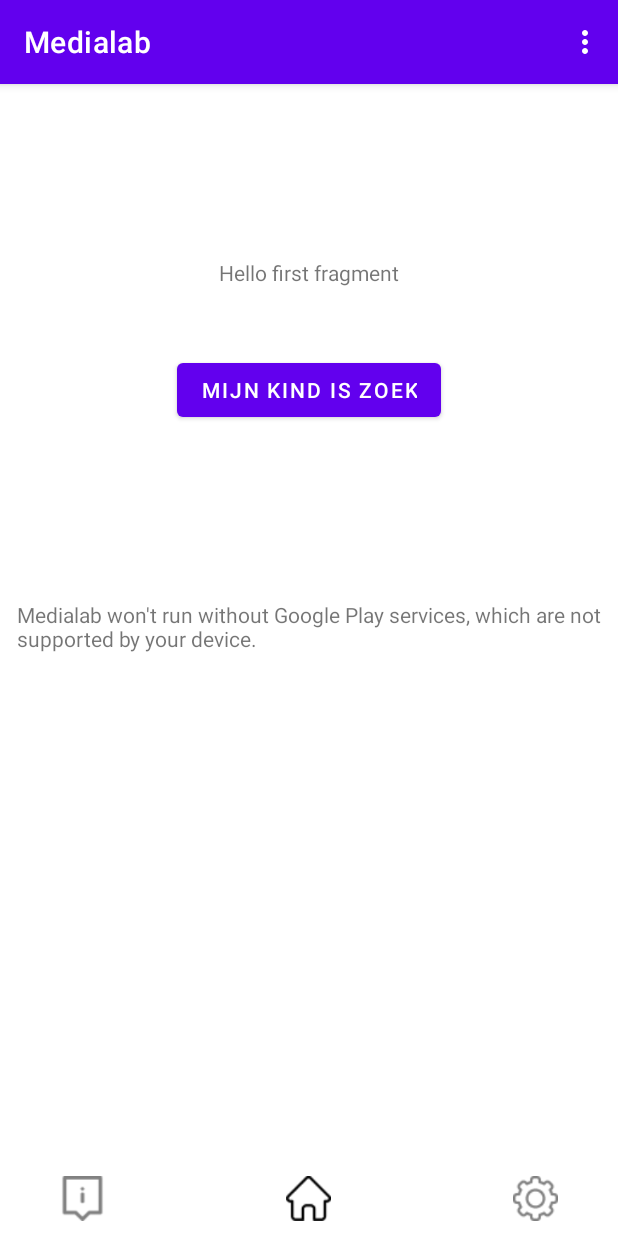
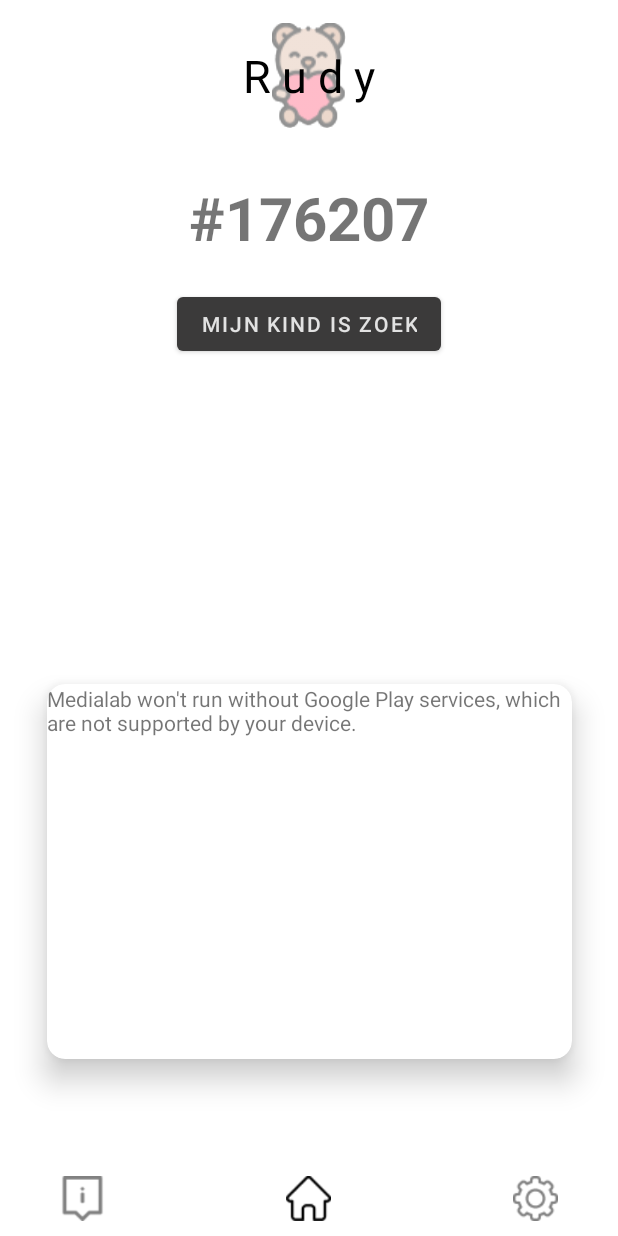
Before and after one commit to Vaannelies/medialab-app, an Android app: the screen it shows after launch (MainActivity), on a phone screen of 412 x 824 dp. Run offline under Robolectric (Android 15) with nearby library versions, the phone set to English and light mode, and no system bars.

Commit message:
map rounded corners

```diff
--- a/app/build.gradle
+++ b/app/build.gradle
@@ -42,6 +42,7 @@ dependencies {
     implementation 'com.google.android.gms:play-services-location:18.0.0'
     implementation 'com.google.android.gms:play-services-maps:17.0.0'
     implementation 'androidx.preference:preference:1.1.1'
+    implementation 'androidx.cardview:cardview:1.0.0'
     testImplementation 'junit:junit:4.+'
     androidTestImplementation 'androidx.test.ext:junit:1.1.2'
     androidTestImplementation 'androidx.test.espresso:espresso-core:3.3.0'
--- a/app/src/main/java/nl/hr/annelies/medialab/MainActivity.java
+++ b/app/src/main/java/nl/hr/annelies/medialab/MainActivity.java
@@ -65,8 +65,6 @@ public class MainActivity extends AppCompatActivity implements OnMapReadyCallbac
     protected void onCreate(Bundle savedInstanceState) {
         super.onCreate(savedInstanceState);
         setContentView(R.layout.activity_main);
-        Toolbar toolbar = findViewById(R.id.toolbar);
-        setSupportActionBar(toolbar);
 
         hotspots[0] = new Hotspot("strandwacht", new LatLng(52.11463474012185, 4.280247697237467), "hallo");
         hotspots[1] = new Hotspot("pier", new LatLng(52.11796848556339, 4.280011749484001), "pier");
--- a/app/src/main/java/nl/hr/annelies/medialab/MicActivity.java
+++ b/app/src/main/java/nl/hr/annelies/medialab/MicActivity.java
@@ -82,7 +82,7 @@ public class MicActivity extends AppCompatActivity {
 
 
 
-        int id = 3;
+        int id = 176207;
 
 
         // mic
--- a/app/src/main/java/nl/hr/annelies/medialab/RulesActivity.java
+++ b/app/src/main/java/nl/hr/annelies/medialab/RulesActivity.java
@@ -23,8 +23,6 @@ public class RulesActivity extends AppCompatActivity {
     protected void onCreate(Bundle savedInstanceState) {
         super.onCreate(savedInstanceState);
         setContentView(R.layout.activity_rules);
-        Toolbar toolbar = findViewById(R.id.toolbar);
-        setSupportActionBar(toolbar);
 
         Button homeButton = findViewById(R.id.button_2);
         Button settingsButton = findViewById(R.id.button_3);
--- a/app/src/main/res/layout/activity_main.xml
+++ b/app/src/main/res/layout/activity_main.xml
@@ -10,24 +10,7 @@
     app:layout_constraintStart_toStartOf="parent"
 
     tools:context=".MainActivity">
-
-    <com.google.android.material.appbar.AppBarLayout
-        android:layout_width="match_parent"
-        android:layout_height="wrap_content"
-        app:layout_constraintTop_toTopOf="parent"
-        android:theme="@style/Theme.Medialab.AppBarOverlay"
-        android:id="@+id/app_bar_layout">
-
-
-        <androidx.appcompat.widget.Toolbar
-            android:id="@+id/toolbar"
-            android:layout_width="match_parent"
-            android:layout_height="?attr/actionBarSize"
-            android:background="?attr/colorPrimary"
-            app:popupTheme="@style/Theme.Medialab.PopupOverlay" />
-
-    </com.google.android.material.appbar.AppBarLayout>
-
+    <include layout="@layout/header"/>
 <!--    <androidx.appcompat.widget.LinearLayoutCompat-->
 <!--        android:layout_width="match_parent"-->
 <!--        android:layout_height="match_parent">-->
@@ -36,7 +19,7 @@
     <androidx.constraintlayout.widget.ConstraintLayout
         android:id="@+id/constraintLayoutMaps"
         android:layout_width="match_parent"
-        android:layout_height="0dp"
+        android:layout_height="match_parent"
         app:layout_constraintBottom_toTopOf="@id/bottom_coordinator"
         app:layout_constraintEnd_toEndOf="parent"
         app:layout_constraintStart_toStartOf="parent"
@@ -52,16 +35,29 @@
 
             />
 
-        <include
-            android:id="@+id/fragment_maps"
-            layout="@layout/fragment_maps"
-            android:layout_width="390dp"
-            android:layout_height="302dp"
+
+
+        <androidx.cardview.widget.CardView
             app:layout_constraintBottom_toBottomOf="parent"
             app:layout_constraintEnd_toEndOf="parent"
             app:layout_constraintStart_toStartOf="parent"
-            app:layout_constraintTop_toBottomOf="@+id/content_main" />
+            app:layout_constraintTop_toBottomOf="@+id/content_main"
+            android:layout_width="350dp"
+            android:layout_height="250dp"
+            android:layout_gravity="center_horizontal|center_vertical"
+            android:layout_marginLeft="10dp"
+            android:layout_marginRight="10dp"
+            android:layout_marginTop="20dp"
+            android:id="@+id/fragment_maps"
+            app:cardCornerRadius="12dp"
+            app:cardElevation="12dp">
 
+            <include
+                layout="@layout/fragment_maps"
+                android:layout_width="match_parent"
+                android:layout_height="match_parent"
+                />
+        </androidx.cardview.widget.CardView>
     </androidx.constraintlayout.widget.ConstraintLayout>
 
     <androidx.coordinatorlayout.widget.CoordinatorLayout
--- a/app/src/main/res/layout/activity_mic.xml
+++ b/app/src/main/res/layout/activity_mic.xml
@@ -1,10 +1,14 @@
 <?xml version="1.0" encoding="utf-8"?>
+
     <androidx.constraintlayout.widget.ConstraintLayout xmlns:android="http://schemas.android.com/apk/res/android"
         xmlns:app="http://schemas.android.com/apk/res-auto"
         xmlns:tools="http://schemas.android.com/tools"
         android:layout_width="match_parent"
         android:layout_height="match_parent"
       >
+        <include
+            android:id="@+id/header"
+            layout="@layout/header"/>
 
         <androidx.appcompat.widget.LinearLayoutCompat
             android:layout_width="match_parent"
@@ -15,7 +19,7 @@
             app:layout_constraintBottom_toTopOf="@id/name_section"
             app:layout_constraintEnd_toEndOf="parent"
             app:layout_constraintStart_toStartOf="parent"
-            app:layout_constraintTop_toTopOf="parent"
+            app:layout_constraintTop_toBottomOf="@+id/header"
             >
             <TextView
                 android:id="@+id/textview_second"
--- a/app/src/main/res/layout/content_main.xml
+++ b/app/src/main/res/layout/content_main.xml
@@ -3,7 +3,7 @@
     xmlns:app="http://schemas.android.com/apk/res-auto"
     xmlns:tools="http://schemas.android.com/tools"
     android:layout_width="match_parent"
-    android:layout_height="match_parent"
+    android:layout_height="300dp"
     app:layout_behavior="@string/appbar_scrolling_view_behavior">
 
 <!--    <fragment xmlns:android="http://schemas.android.com/apk/res/android"-->
--- a/app/src/main/res/layout/fragment_first.xml
+++ b/app/src/main/res/layout/fragment_first.xml
@@ -3,14 +3,16 @@
     xmlns:app="http://schemas.android.com/apk/res-auto"
     xmlns:tools="http://schemas.android.com/tools"
     android:layout_width="match_parent"
-    android:layout_height="match_parent"
+    android:layout_height="wrap_content"
     tools:context=".FirstFragment">
 
     <TextView
         android:id="@+id/textview_first"
         android:layout_width="wrap_content"
         android:layout_height="wrap_content"
-        android:text="@string/hello_first_fragment"
+        android:text="#176207"
+        android:textSize="40dp"
+        android:textStyle="bold"
         app:layout_constraintBottom_toTopOf="@id/button_first"
         app:layout_constraintEnd_toEndOf="parent"
         app:layout_constraintStart_toStartOf="parent"
@@ -19,6 +21,7 @@
     <Button
         android:id="@+id/button_first"
         android:layout_width="wrap_content"
+        android:layout_marginTop="20dp"
         android:layout_height="wrap_content"
         android:text="Mijn kind is zoek"
         app:layout_constraintBottom_toBottomOf="parent"
--- a/app/src/main/res/layout/fragment_maps.xml
+++ b/app/src/main/res/layout/fragment_maps.xml
@@ -6,5 +6,6 @@
     android:name="com.google.android.gms.maps.SupportMapFragment"
     android:layout_width="match_parent"
     android:layout_height="match_parent"
-    android:padding="30dp"
     tools:context=".MapsFragment" />
+
+<!--    android:padding="30dp"-->
--- /dev/null
+++ b/app/src/main/res/layout/header.xml
@@ -0,0 +1,49 @@
+<?xml version="1.0" encoding="utf-8"?>
+<androidx.constraintlayout.widget.ConstraintLayout xmlns:android="http://schemas.android.com/apk/res/android"
+    xmlns:tools="http://schemas.android.com/tools"
+    android:layout_width="match_parent"
+    android:layout_height="100dp"
+    xmlns:app="http://schemas.android.com/apk/res-auto">
+
+    <TextView
+        android:layout_width="wrap_content"
+        android:layout_height="70dp"
+        android:gravity="center_vertical"
+        app:layout_constraintTop_toTopOf="parent"
+        app:layout_constraintStart_toStartOf="parent"
+        app:layout_constraintEnd_toEndOf="parent"
+        android:textColor="@color/black"
+        android:textSize="30dp"
+        android:background="@drawable/rudy_colored"
+        app:layout_constraintBottom_toBottomOf="parent"
+        ></TextView>
+    <TextView
+        android:layout_width="wrap_content"
+        android:layout_height="70dp"
+        android:gravity="center"
+        app:layout_constraintTop_toTopOf="parent"
+        app:layout_constraintStart_toStartOf="parent"
+        app:layout_constraintEnd_toEndOf="parent"
+        android:textColor="@color/black"
+        android:textSize="30dp"
+        android:background="@drawable/rudy_colored"
+        android:backgroundTint="#95FFFFFF"
+        app:layout_constraintBottom_toBottomOf="parent"
+        ></TextView>
+
+    <TextView
+        android:layout_width="200dp"
+        android:layout_height="70dp"
+        android:gravity="center"
+        android:lineSpacingExtra="24sp"
+        android:text="R u d y"
+        android:textColor="@color/black"
+        android:textSize="30dp"
+        app:layout_constraintBottom_toBottomOf="parent"
+        app:layout_constraintEnd_toEndOf="parent"
+        app:layout_constraintStart_toStartOf="parent"
+        app:layout_constraintTop_toTopOf="parent"></TextView>
+
+
+
+</androidx.constraintlayout.widget.ConstraintLayout>
--- a/app/src/main/res/values/themes.xml
+++ b/app/src/main/res/values/themes.xml
@@ -2,9 +2,9 @@
     <!-- Base application theme. -->
     <style name="Theme.Medialab" parent="Theme.MaterialComponents.DayNight.DarkActionBar">
         <!-- Primary brand color. -->
-        <item name="colorPrimary">@color/purple_500</item>
+        <item name="colorPrimary">#3B3A3A</item>
         <item name="colorPrimaryVariant">@color/purple_700</item>
-        <item name="colorOnPrimary">@color/white</item>
+        <item name="colorOnPrimary">#E2E2E2</item>
         <!-- Secondary brand color. -->
         <item name="colorSecondary">@color/teal_200</item>
         <item name="colorSecondaryVariant">@color/teal_700</item>
```
Also changed, not shown: app/src/main/res/layout/activity_rules.xml (+14 -17 lines), app/src/main/res/layout/content_rules.xml (+11 -6 lines).
